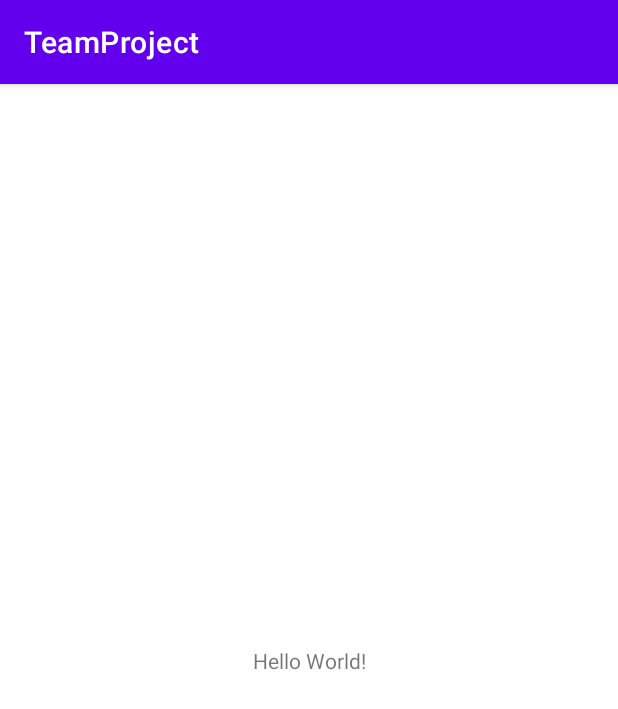
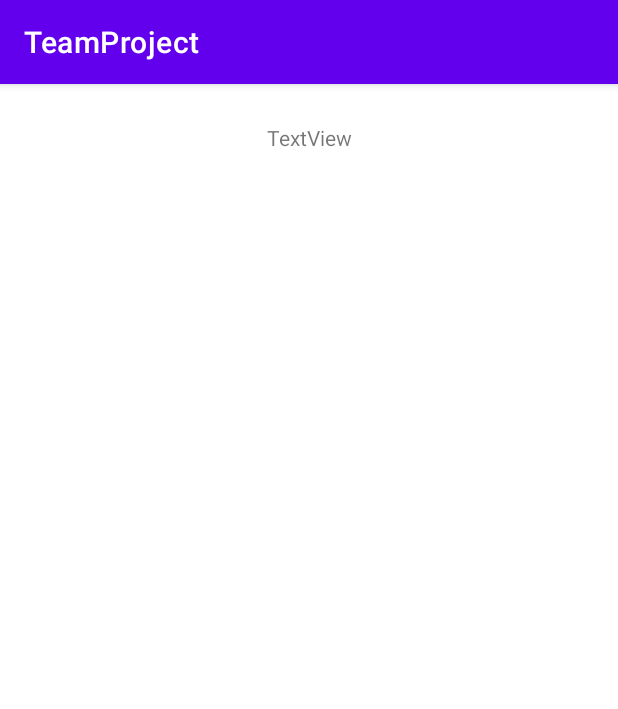
Before and after one commit to DAEHYEONJO/MobileProgramming, an Android app: the screen it shows after launch (MainActivity), on a phone screen of 412 x 824 dp. Shown: the top 709 px of the screen. Run offline under Robolectric (Android 15) with nearby library versions, the phone set to English and light mode, and no system bars.

```diff
--- a/app/src/main/res/layout/activity_main.xml
+++ b/app/src/main/res/layout/activity_main.xml
@@ -4,15 +4,27 @@
     xmlns:tools="http://schemas.android.com/tools"
     android:layout_width="match_parent"
     android:layout_height="match_parent"
-    tools:context=".MainActivity">
+    tools:context=".Example">
 
     <TextView
+        android:id="@+id/name"
         android:layout_width="wrap_content"
         android:layout_height="wrap_content"
-        android:text="Hello World!"
-        app:layout_constraintBottom_toBottomOf="parent"
-        app:layout_constraintLeft_toLeftOf="parent"
-        app:layout_constraintRight_toRightOf="parent"
+        android:layout_marginTop="26dp"
+        android:layout_marginBottom="36dp"
+        android:text="TextView"
+        app:layout_constraintBottom_toTopOf="@+id/recyclerView"
+        app:layout_constraintEnd_toEndOf="parent"
+        app:layout_constraintStart_toStartOf="parent"
         app:layout_constraintTop_toTopOf="parent" />
 
+    <androidx.recyclerview.widget.RecyclerView
+        android:id="@+id/recyclerView"
+        android:layout_width="0dp"
+        android:layout_height="0dp"
+        app:layout_constraintBottom_toBottomOf="parent"
+        app:layout_constraintEnd_toEndOf="parent"
+        app:layout_constraintStart_toStartOf="parent"
+        app:layout_constraintTop_toBottomOf="@+id/name" />
+
 </androidx.constraintlayout.widget.ConstraintLayout>
```
Also changed, not shown: app/src/main/java/com/example/teamproject/Example.kt (+41 -53 lines), app/src/main/java/com/example/teamproject/Mydbhelper.kt (+43 -2 lines).
